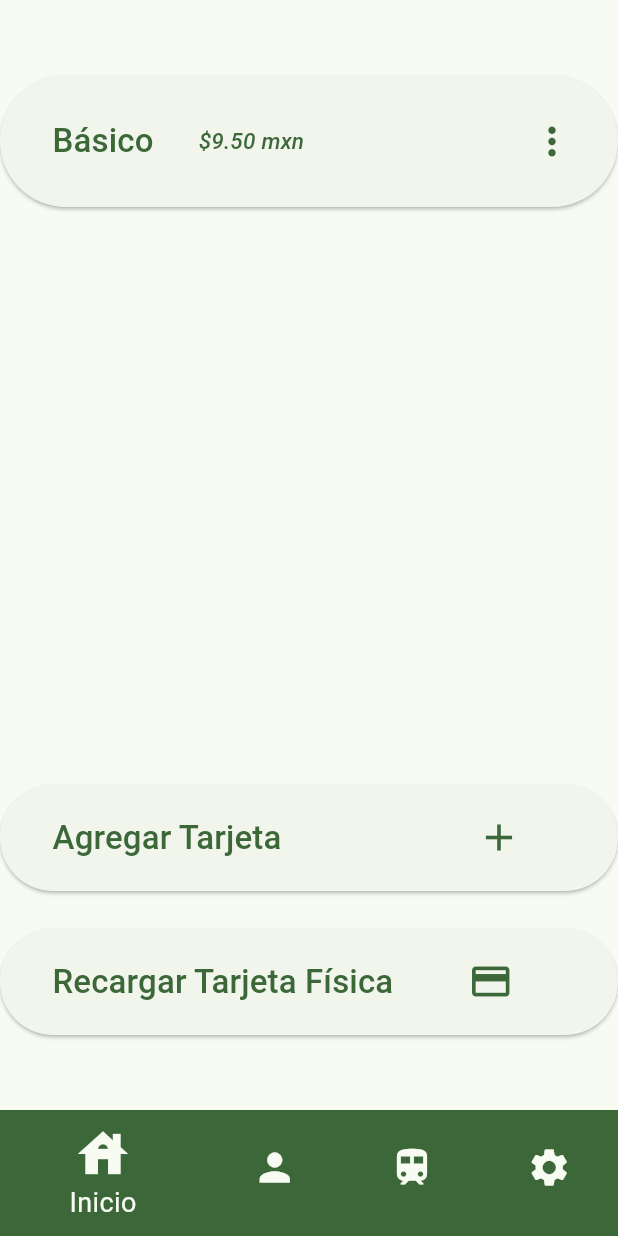
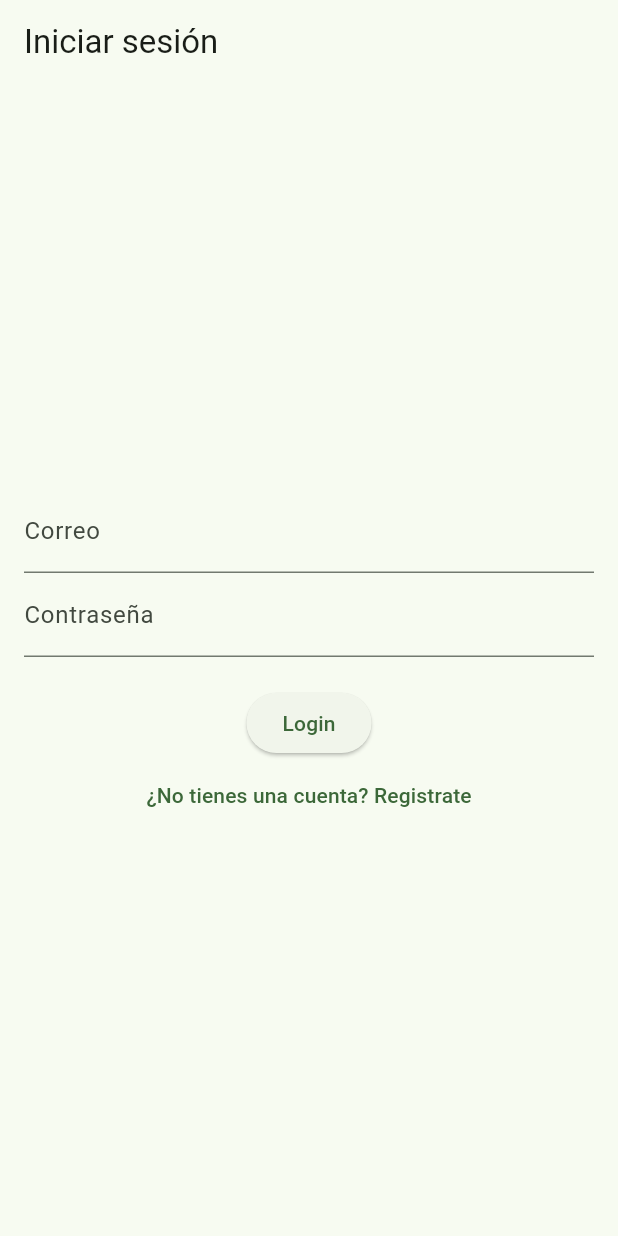
Before and after one commit to DankerVV/Proyecto_Modular, a Flutter app: the screen it shows after launch, on a phone screen of 412 x 824 dp. Run offline on Flutter 3.47's test engine with Material 3 defaults, Android fonts, the phone set to English and light mode, and no system bars; our stand-ins replace cloud_firestore, firebase_auth, firebase_core, flutter_riverpod, hooks_riverpod; missing offline and left inert: flutter_nfc_kit, flutter_stripe; accounts and stored records are empty.

Commit message:
Se crearon las pantallas del login y una beta de su funcionanmiento

```diff
--- a/lib/main.dart
+++ b/lib/main.dart
@@ -1,11 +1,14 @@
 import 'package:flutter/material.dart';
+import 'firebase_options.dart';
+import 'package:firebase_auth/firebase_auth.dart';
+import 'package:firebase_core/firebase_core.dart';
+import 'package:hooks_riverpod/hooks_riverpod.dart';
+import 'package:flutter_stripe/flutter_stripe.dart';
 import 'package:proyecto_modular/config/theme/app_theme.dart';
 import 'package:proyecto_modular/config/theme/theme_provider.dart';
 import 'package:proyecto_modular/presentation/screens/main_screen.dart';
-import 'package:hooks_riverpod/hooks_riverpod.dart';
-import 'package:flutter_stripe/flutter_stripe.dart';
-import 'package:firebase_core/firebase_core.dart';
-import 'firebase_options.dart';
+import 'package:proyecto_modular/presentation/screens/login_screen.dart';
+import 'package:proyecto_modular/presentation/screens/auth_service.dart';
 
 final GlobalKey<NavigatorState> navigatorKey = GlobalKey<NavigatorState>();
 
@@ -34,7 +37,31 @@ class MyApp extends HookConsumerWidget {
       theme: AppTheme.lightTheme,
       darkTheme: AppTheme.darkTheme,
       themeMode: appThemeState.isDarkModeEnabled ? ThemeMode.dark : ThemeMode.light,
-      home: const MainScreen(),
+      home: const AuthWrapper(),
     );
   }
 }
+
+class AuthWrapper extends HookConsumerWidget {
+  const AuthWrapper({super.key});
+
+  @override
+  Widget build(BuildContext context, WidgetRef ref) {
+    final authService = ref.watch(authServiceProvider);
+
+    return StreamBuilder<User?>(
+      stream: authService.user,
+      builder: (context, snapshot) {
+        if (snapshot.connectionState == ConnectionState.waiting) {
+          return const Scaffold(
+            body: Center(child: CircularProgressIndicator()),
+          );
+        } else if (snapshot.hasData) {
+          return const MainScreen();
+        } else {
+          return const LoginScreen();
+        }
+      },
+    );
+  }
+}
--- /dev/null
+++ b/lib/presentation/screens/login_screen.dart
@@ -0,0 +1,62 @@
+import 'package:flutter/material.dart';
+import 'package:hooks_riverpod/hooks_riverpod.dart';
+import 'package:proyecto_modular/presentation/screens/auth_service.dart';
+import 'package:proyecto_modular/presentation/screens/register_screen.dart';
+
+class LoginScreen extends HookConsumerWidget {
+  const LoginScreen({super.key});
+
+  @override
+  Widget build(BuildContext context, WidgetRef ref) {
+    final emailController = TextEditingController();
+    final passwordController = TextEditingController();
+    final authService = ref.watch(authServiceProvider);
+
+    return Scaffold(
+      appBar: AppBar(
+        title: const Text('Iniciar sesión'),
+      ),
+      body: Padding(
+        padding: const EdgeInsets.all(16.0),
+        child: Column(
+          mainAxisAlignment: MainAxisAlignment.center,
+          children: [
+            TextField(
+              controller: emailController,
+              decoration: const InputDecoration(labelText: 'Correo'),
+            ),
+            TextField(
+              controller: passwordController,
+              decoration: const InputDecoration(labelText: 'Contraseña'),
+              obscureText: true,
+            ),
+            const SizedBox(height: 20),
+            ElevatedButton(
+              onPressed: () async {
+                try {
+                  await authService.signIn(
+                    emailController.text,
+                    passwordController.text,
+                  );
+                } catch (e) {
+                  ScaffoldMessenger.of(context).showSnackBar(
+                    SnackBar(content: Text(e.toString())),
+                  );
+                }
+              },
+              child: const Text('Login'),
+            ),
+            TextButton(
+              onPressed: () {
+                Navigator.of(context).push(
+                  MaterialPageRoute(builder: (context) => const RegisterScreen()),
+                );
+              },
+              child: const Text('¿No tienes una cuenta? Registrate'),
+            ),
+          ],
+        ),
+      ),
+    );
+  }
+}
--- a/lib/presentation/views/perfil_view.dart
+++ b/lib/presentation/views/perfil_view.dart
@@ -2,6 +2,7 @@ import 'package:flutter/material.dart';
 import 'package:cloud_firestore/cloud_firestore.dart';
 import 'package:proyecto_modular/presentation/views/perfil_views/profile_settings.dart';
 import 'package:proyecto_modular/presentation/views/perfil_views/view_card.dart';
+import 'package:proyecto_modular/presentation/screens/login_screen.dart';
 
 class PerfilView extends StatelessWidget {
   const PerfilView({super.key});
@@ -176,13 +177,16 @@ void _showAlertDialog(BuildContext context) {
         actions: [
           TextButton(
             onPressed: () {
-              Navigator.of(context).pop(); // Cierra el diálogo
+              Navigator.of(context).pop(); // No salir de la cuenta
             },
             child: const Text('Cancelar'),
           ),
           TextButton(
             onPressed: () {
               Navigator.of(context).pop(); // Salir de la cuenta
+               Navigator.of(context).push(
+                  MaterialPageRoute(builder: (context) => const LoginScreen()),
+                );
             },
             child: const Text('Aceptar'),
           ),
```
Also changed, not shown: lib/presentation/screens/auth_service.dart (added, +24 -0 lines), lib/presentation/screens/register_screen.dart (added, +59 -0 lines), pubspec.yaml (+12 -3 lines), pubspec.lock, 3 other files.
